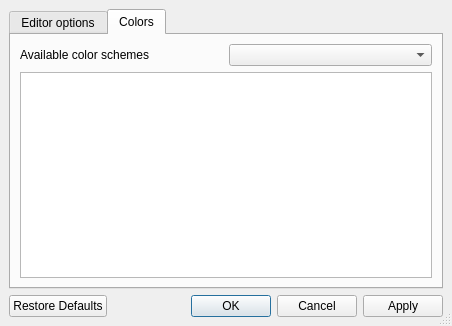
The window that tools/qtsourceview/demos/demo4/configdialog.ui (diegoiast/qtsourceview) describes before a commit, drawn with Qt 5.
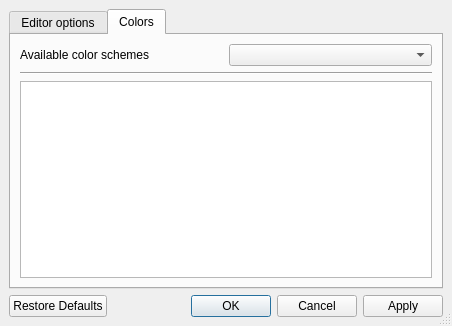
The same window after the commit. The open tabs and pages were chosen to show the change. Custom widgets are drawn as their Qt base class.

Commit message: * samplepanel.h - api changes, members are prefixed with "m_", added new color for line modifications  * samplepanel.cpp - initialize members  * lineseditor.cpp,h - added support for changing colors of line modifications  * editorconfig.cpp - added support for changing colors of line modifications  * visual.xml - new color scheme based on Visual C++ 2005 (does the Express Edition use the same colors as the normal one?)

```diff
--- a/tools/qtsourceview/demos/demo4/configdialog.ui
+++ b/tools/qtsourceview/demos/demo4/configdialog.ui
@@ -286,6 +286,13 @@
          </item>
         </layout>
        </item>
+       <item>
+        <widget class="Line" name="line" >
+         <property name="orientation" >
+          <enum>Qt::Horizontal</enum>
+         </property>
+        </widget>
+       </item>
        <item>
         <widget class="LinesEditor" name="sampleEdit" />
        </item>
```
The commit also changes 8 other files.
